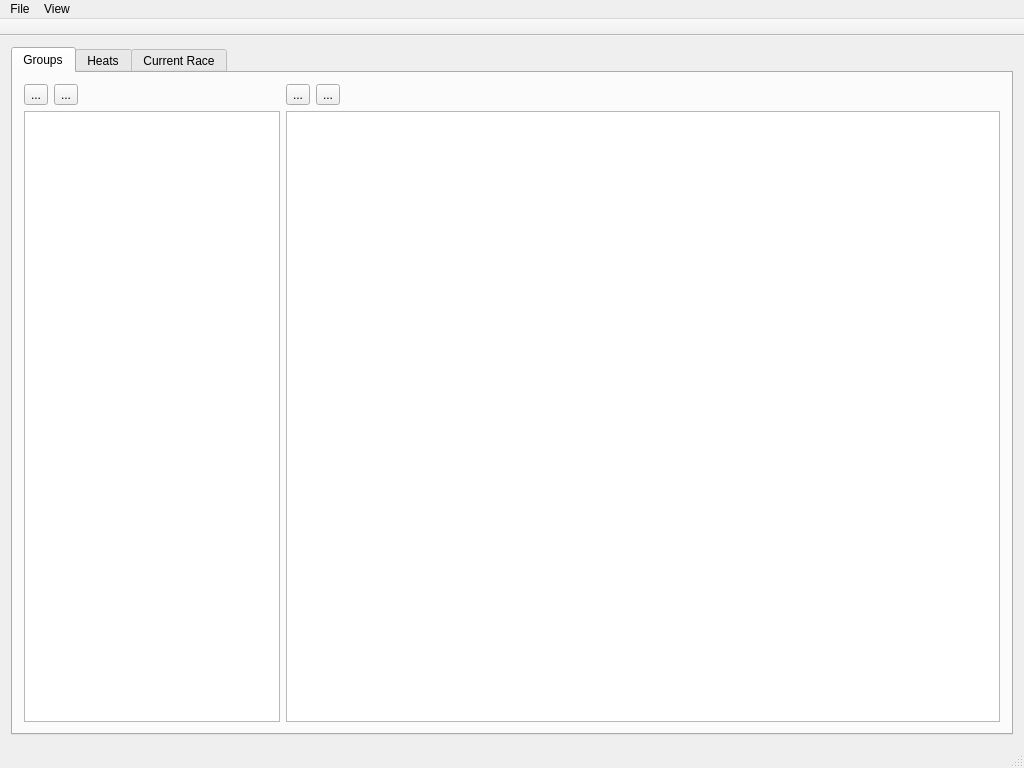
jpswensen/SunnysidePWDTimer, file Python/mainwindow.ui: the form before one commit.
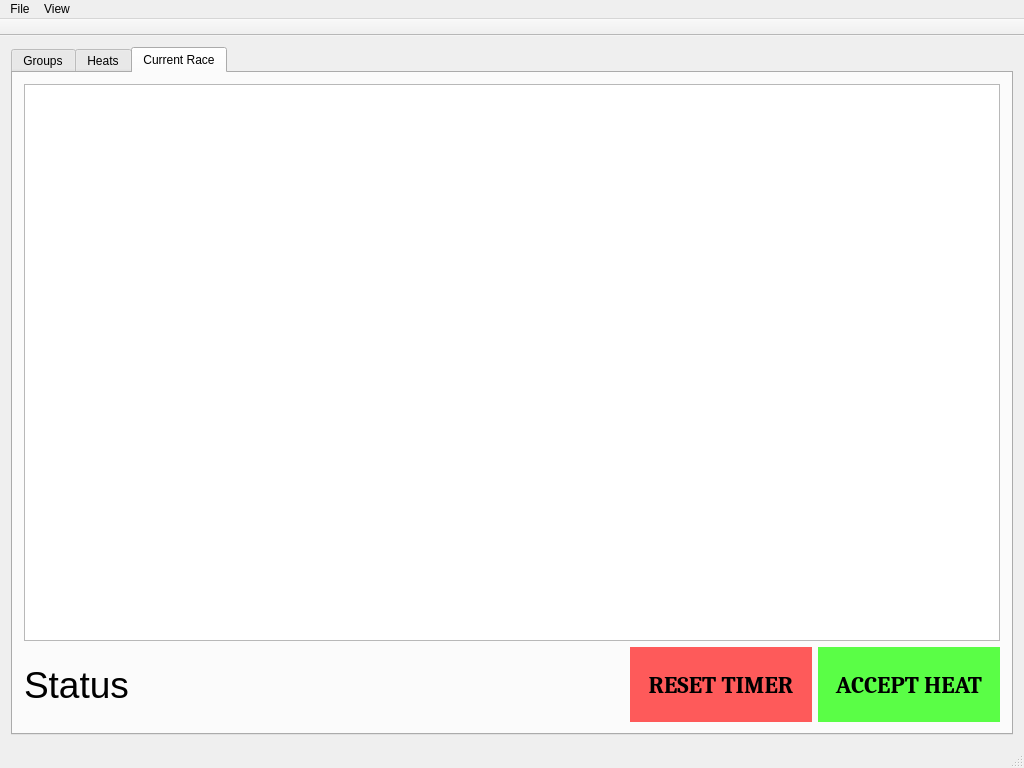
The form after the commit. Icons and pictures are not drawn. Custom widgets are drawn as their Qt base class.

Commit message: Almost completed the switchover from everything being in the main UI file, to having a separate ui file and python file for each tab panel. This should also make it easier to make 'plugins' for future additions by other users. I do still need to create a callback that refreshed each tab panel when one of them indicates that data has been updated.

Patch:
```diff
--- a/Python/mainwindow.ui
+++ b/Python/mainwindow.ui
@@ -18,120 +18,14 @@
     <item row="0" column="1">
      <widget class="QTabWidget" name="tabWidget">
       <property name="currentIndex">
-       <number>0</number>
+       <number>2</number>
       </property>
-      <widget class="QWidget" name="groupsTab">
+      <widget class="RaceGroupsWidget" name="raceGroupsWidget">
        <attribute name="title">
         <string>Groups</string>
        </attribute>
-       <layout class="QGridLayout" name="gridLayout_2">
-        <item row="0" column="2">
-         <layout class="QHBoxLayout" name="horizontalLayout_3">
-          <item>
-           <widget class="QToolButton" name="addRacerButton">
-            <property name="text">
-             <string>...</string>
-            </property>
-            <property name="icon">
-             <iconset>
-              <normalon>plus-24.png</normalon>
-             </iconset>
-            </property>
-           </widget>
-          </item>
-          <item>
-           <widget class="QToolButton" name="removeRacerButton">
-            <property name="text">
-             <string>...</string>
-            </property>
-            <property name="icon">
-             <iconset>
-              <normalon>minus-24.png</normalon>
-             </iconset>
-            </property>
-           </widget>
-          </item>
-          <item>
-           <spacer name="horizontalSpacer_2">
-            <property name="orientation">
-             <enum>Qt::Horizontal</enum>
-            </property>
-            <property name="sizeHint" stdset="0">
-             <size>
-              <width>40</width>
-              <height>20</height>
-             </size>
-            </property>
-           </spacer>
-          </item>
-         </layout>
-        </item>
-        <item row="1" column="2">
-         <widget class="QTableView" name="racersTableView">
-          <property name="sizePolicy">
-           <sizepolicy hsizetype="Expanding" vsizetype="Expanding">
-            <horstretch>1</horstretch>
-            <verstretch>0</verstretch>
-           </sizepolicy>
-          </property>
-         </widget>
-        </item>
-        <item row="0" column="1">
-         <layout class="QHBoxLayout" name="horizontalLayout_2">
-          <property name="spacing">
-           <number>-1</number>
-          </property>
-          <property name="sizeConstraint">
-           <enum>QLayout::SetMinimumSize</enum>
-          </property>
-          <item>
-           <widget class="QToolButton" name="addGroupButton">
-            <property name="text">
-             <string>...</string>
-            </property>
-            <property name="icon">
-             <iconset>
-              <normalon>plus-24.png</normalon>
-             </iconset>
-            </property>
-            <property name="autoRaise">
-             <bool>false</bool>
-            </property>
-           </widget>
-          </item>
-          <item>
-           <widget class="QToolButton" name="removeGroupButton">
-            <property name="text">
-             <string>...</string>
-            </property>
-            <property name="icon">
-             <iconset>
-              <normalon>minus-24.png</normalon>
-             </iconset>
-            </property>
-           </widget>
-          </item>
-          <item>
-           <spacer name="horizontalSpacer">
-            <property name="orientation">
-             <enum>Qt::Horizontal</enum>
-            </property>
-            <property name="sizeHint" stdset="0">
-             <size>
-              <width>40</width>
-              <height>20</height>
-             </size>
-            </property>
-           </spacer>
-          </item>
-         </layout>
-        </item>
-        <item row="1" column="1">
-         <widget class="QTreeView" name="groupsTreeView"/>
-        </item>
-       </layout>
       </widget>
-      <widget class="QWidget" name="heatsTab">
+      <widget class="RaceHeatsWidget" name="raceHeatsWidget">
        <attribute name="title">
         <string>Heats</string>
        </attribute>
@@ -204,7 +98,7 @@
              <widget class="QLabel" name="label">
               <property name="minimumSize">
                <size>
-                <width>500</width>
+                <width>600</width>
                 <height>0</height>
                </size>
               </property>
@@ -214,7 +108,7 @@
                </font>
               </property>
               <property name="text">
-               <string>TextLabel</string>
+               <string>Status</string>
               </property>
              </widget>
             </item>
@@ -390,6 +284,20 @@
   </action>
  </widget>
  <layoutdefault spacing="6" margin="11"/>
+ <customwidgets>
+  <customwidget>
+   <class>RaceGroupsWidget</class>
+   <extends>QWidget</extends>
+   <header>race_groups_widget</header>
+   <container>1</container>
+  </customwidget>
+  <customwidget>
+   <class>RaceHeatsWidget</class>
+   <extends>QWidget</extends>
+   <header>race_heats_widget</header>
+   <container>1</container>
+  </customwidget>
+ </customwidgets>
  <resources/>
  <connections>
   <connection>
```
Left out of the diff: 118 changed lines with no effect on the pictures. The commit also changes 7 other files.
